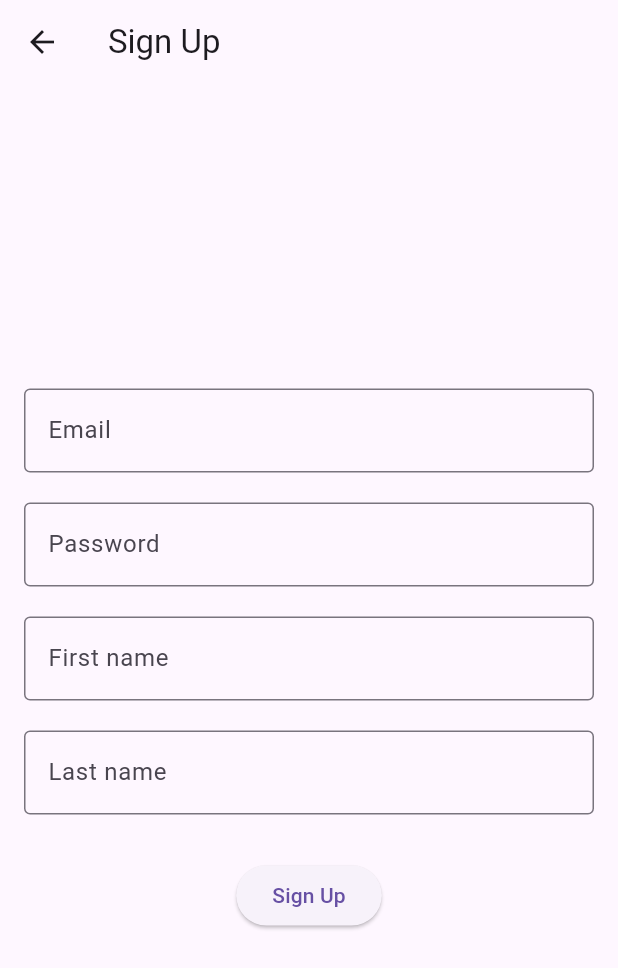
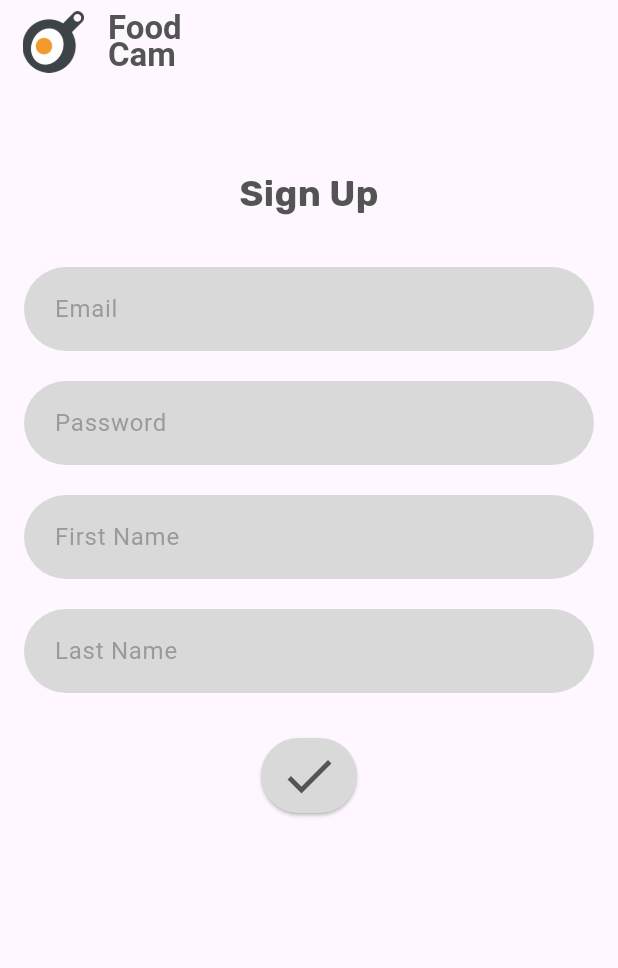
Before and after one commit to whelentyn/chs_sma, a Flutter app: the SignUpScreen screen opened directly, on a phone screen of 412 x 824 dp. Shown: the top 968 px of the screen. Run offline on Flutter 3.47's test engine with Material 3 defaults, Android fonts, the phone set to English and light mode, and no system bars; our stand-ins replace cloud_firestore, firebase_auth, firebase_core, google_fonts; accounts and stored records are empty.

Commit message:
sign up ui update

```diff
--- a/lib/auth/forgot_password.dart
+++ b/lib/auth/forgot_password.dart
@@ -1,5 +1,7 @@
 import 'package:flutter/material.dart';
 import 'package:firebase_auth/firebase_auth.dart';
+
+import 'package:google_fonts/google_fonts.dart';
 
 class ForgotPasswordScreen extends StatefulWidget {
   const ForgotPasswordScreen({super.key});
--- a/lib/auth/login_screen.dart
+++ b/lib/auth/login_screen.dart
@@ -2,6 +2,8 @@ import 'package:cloud_firestore/cloud_firestore.dart';
 import 'package:cooking_app/auth/signup_screen.dart';
 import 'package:firebase_auth/firebase_auth.dart';
 import 'package:flutter/material.dart';
+
+import 'package:google_fonts/google_fonts.dart';
 
 import 'forgot_password.dart';
 import '../main_page.dart';
--- a/lib/auth/signup_screen.dart
+++ b/lib/auth/signup_screen.dart
@@ -1,6 +1,7 @@
 import 'package:cloud_firestore/cloud_firestore.dart';
 import 'package:firebase_auth/firebase_auth.dart';
 import 'package:flutter/material.dart';
+import 'package:google_fonts/google_fonts.dart';
 
 import 'login_screen.dart';
 
@@ -74,9 +75,48 @@ class _SignUpScreenState extends State<SignUpScreen> {
   Widget build(BuildContext context) {
     return Scaffold(
       appBar: AppBar(
-        title: const Text("Sign Up"),
+        title: Text(
+          "Food\nCam", style: GoogleFonts.lexendMega(
+            fontWeight: FontWeight.bold,
+            fontSize: 22.0,
+            height: 0.8,
+            color: Color(0xFF545454)
+        ),),
+        leading: Padding(
+            padding: EdgeInsets.only(left: 15.0), // Adjust the value as needed
+            child: Image.asset(
+              'assets/logoFoodCam.png', // Replace with the path to your custom icon
+              width: 50, // Adjust the width as needed
+              height: 50, // Adjust the height as needed
+            )
         ),
-      body: Center(
+      ),
+      body: Column(
+          children: [
+            Container(
+              padding: const EdgeInsets.all(16),
+              alignment: Alignment.center,
+              child: const Column(
+                children: [
+                  /*Icon(
+                  Icons.egg_alt, // Choose a food-related icon
+                  size: 50,
+                  color: Colors.yellow,
+                ),*/
+                  SizedBox(height: 40),
+                  Text(
+                    "Sign Up",
+                    style: TextStyle(
+                      color: Color(0xFF545454),
+                      fontFamily: 'Rubik',
+                      fontSize: 24,
+                      fontWeight: FontWeight.bold,
+                    ),
+                  ),
+                ],
+              ),
+            ),
+            Center(
               child: Padding(
                 padding: const EdgeInsets.all(16),
                 child: Form(
@@ -87,9 +127,12 @@ class _SignUpScreenState extends State<SignUpScreen> {
                       TextFormField(
                         controller: _emailController,
                         keyboardType: TextInputType.emailAddress,
-                  decoration: const InputDecoration(
-                    label: Text("Email"),
-                    border: OutlineInputBorder(),
+                        decoration: InputDecoration(
+                          hintStyle: const TextStyle(color: Color(0XAA7A7A7A)),
+                          hintText: " Email",
+                          border: OutlineInputBorder(borderSide: BorderSide.none, borderRadius: BorderRadius.circular(30),),
+                          filled: true,  // Set to true to enable background color
+                          fillColor: Color(0xFFD9D9D9),
                         ),
                         validator: (value){
                           if(value == null || value.isEmpty) {
@@ -107,9 +150,12 @@ class _SignUpScreenState extends State<SignUpScreen> {
                       TextFormField(
                         controller: _passController,
                         obscureText: true,
-                  decoration: const InputDecoration(
-                    label: Text("Password"),
-                    border: OutlineInputBorder(),
+                        decoration: InputDecoration(
+                          hintStyle: const TextStyle(color: Color(0XAA7A7A7A)),
+                          hintText: " Password",
+                          border: OutlineInputBorder(borderSide: BorderSide.none, borderRadius: BorderRadius.circular(30),),
+                          filled: true,  // Set to true to enable background color
+                          fillColor: Color(0xFFD9D9D9),
                         ),
                         validator: (value){
                           if(value == null || value.isEmpty) {
@@ -127,9 +173,12 @@ class _SignUpScreenState extends State<SignUpScreen> {
                       TextFormField(
                         controller: _firstNameController,
                         keyboardType: TextInputType.name,
-                  decoration: const InputDecoration(
-                    label: Text("First name"),
-                    border: OutlineInputBorder(),
+                        decoration: InputDecoration(
+                          hintStyle: const TextStyle(color: Color(0XAA7A7A7A)),
+                          hintText: " First Name",
+                          border: OutlineInputBorder(borderSide: BorderSide.none, borderRadius: BorderRadius.circular(30),),
+                          filled: true,  // Set to true to enable background color
+                          fillColor: Color(0xFFD9D9D9),
                         ),
                         validator: (value){
                           if(value == null || value.isEmpty) {
@@ -147,9 +196,12 @@ class _SignUpScreenState extends State<SignUpScreen> {
                       TextFormField(
                         controller: _lastNameController,
                         keyboardType: TextInputType.name,
-                  decoration: const InputDecoration(
-                    label: Text("Last name"),
-                    border: OutlineInputBorder(),
+                        decoration: InputDecoration(
+                          hintStyle: const TextStyle(color: Color(0XAA7A7A7A)),
+                          hintText: " Last Name",
+                          border: OutlineInputBorder(borderSide: BorderSide.none, borderRadius: BorderRadius.circular(30),),
+                          filled: true,  // Set to true to enable background color
+                          fillColor: Color(0xFFD9D9D9),
                         ),
                         validator: (value){
                           if(value == null || value.isEmpty) {
@@ -170,12 +222,26 @@ class _SignUpScreenState extends State<SignUpScreen> {
                             handleSignUp();
                           }
                         },
-                  child: const Text("Sign Up"),)
+                        style: ElevatedButton.styleFrom(
+                          shape: RoundedRectangleBorder(
+                            borderRadius: BorderRadius.circular(30.0), // Set a high value for a rounded square
+                          ),
+                          backgroundColor: const Color(0xFFD9D9D9),
+                          padding: const EdgeInsets.all(5.0),
+                        ),
+                        child: const Icon(
+                          Icons.done, // Choose a food-related icon
+                          size: 40,
+                          color: Color(0xFF545454),
+                        ),
+                      ),
                     ],
                   ),
                 ),
               ),
             ),
+          ]
+      ),
     );
   }
 }
```
Also changed, not shown: pubspec.yaml (+9 -0 lines), assets/logoFoodCam.png (added), fonts/Rubik_Regular.ttf (added), pubspec.lock, 1 other file. Lines whose indentation alone changed are shown as unchanged.
